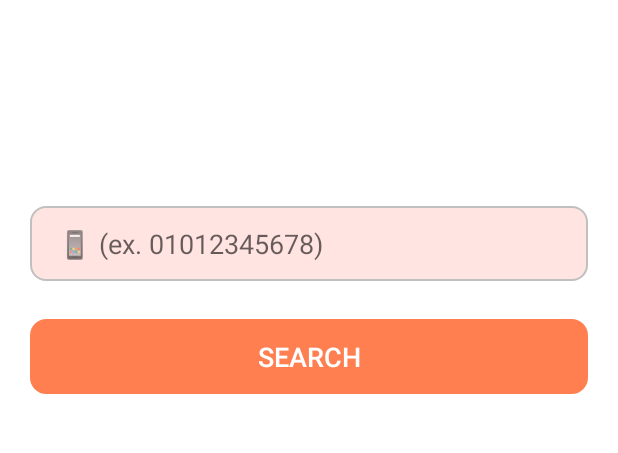
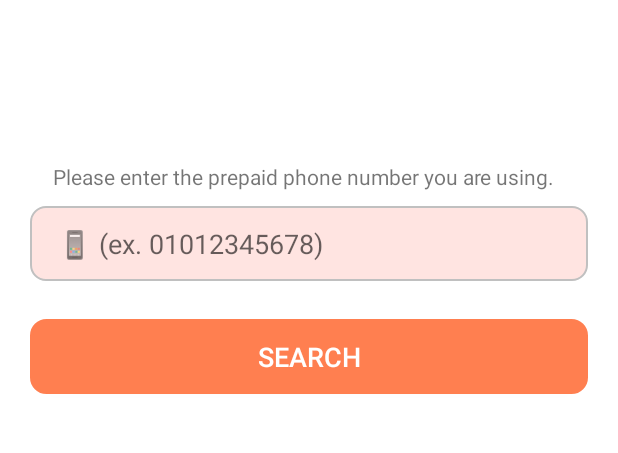
Before and after one commit to Bansj/prepaid_Smartel, an Android app: the screen it shows after launch (MainActivity), on a phone screen of 412 x 824 dp, the part 289-742 px from its top. Run offline under Robolectric (Android 15) with nearby library versions, the phone set to English and light mode, and no system bars; our stand-ins replace Volley.

Commit message:
activity_main.xml 디자인 수정 activity_prepaid_info.xml 폰트 크기 수정 조회하기 창으로 갈때 토스트메시지 생성 추가

```diff
--- a/app/build.gradle
+++ b/app/build.gradle
@@ -40,6 +40,9 @@ android {
 
 dependencies {
 
+    //날짜 일주일 전에 알림
+    implementation 'androidx.work:work-runtime:2.7.0'
+
     implementation 'com.android.volley:volley:1.2.1'
 
     // Retrofit and related dependencies
--- a/app/src/main/AndroidManifest.xml
+++ b/app/src/main/AndroidManifest.xml
@@ -8,7 +8,8 @@
     <!--인터넷 연결 확인-->
     <uses-permission android:name="android.permission.ACCESS_NETWORK_STATE"/>
 
-    <!--알림 요청 권한-->
+    <!--알림 권한 요청-->
+    <uses-permission android:name="android.permission.RECEIVE_BOOT_COMPLETED" />
     <uses-permission android:name="android.permission.RECEIVE_NOTIFICATIONS" />
     <uses-permission
         android:name="android.permission.POST_NOTIFICATIONS"
--- a/app/src/main/java/com/example/prepaid_smartel/MainActivity.kt
+++ b/app/src/main/java/com/example/prepaid_smartel/MainActivity.kt
@@ -31,7 +31,8 @@ class MainActivity : AppCompatActivity() {
         loadingSpinner = findViewById(R.id.loading_spinner)
 
         // Set loading spinner color to orange
-        loadingSpinner.indeterminateDrawable.setColorFilter(ContextCompat.getColor(this, R.color.orange), android.graphics.PorterDuff.Mode.MULTIPLY)
+        loadingSpinner.indeterminateDrawable.setColorFilter(ContextCompat.getColor(this, R.color.orange),
+            android.graphics.PorterDuff.Mode.MULTIPLY)
 
         // Set up click listener for search button
         searchButton.setOnClickListener {
--- a/app/src/main/res/layout/activity_main.xml
+++ b/app/src/main/res/layout/activity_main.xml
@@ -31,6 +31,15 @@
         android:layout_width="match_parent"
         android:layout_height="match_parent"
         android:background="#fff">
+
+        <TextView
+            android:layout_width="match_parent"
+            android:layout_height="wrap_content"
+            android:text="@string/putNums"
+            android:layout_marginHorizontal="35dp"
+            android:layout_marginBottom="10dp"
+            app:layout_constraintBottom_toTopOf="@+id/btn_editText"
+            app:layout_constraintStart_toStartOf="parent" />
 
         <EditText
             android:id="@+id/btn_editText"
--- a/app/src/main/res/values/strings.xml
+++ b/app/src/main/res/values/strings.xml
@@ -7,8 +7,10 @@
     <string name="remain">Expiration Date :</string>
     <string name="bankAndAccount">Bank Account Info :</string>
     <string name="KRW">KRW</string>
-    <string name="paymentWireTransfer">After the transfer, it will be automatically recharged</string>
+    <string name="paymentWireTransfer">- After the transfer, it will be automatically recharged</string>
     <string name="search">Search</string>
     <string name="copy_bank_acnt">The BankAccount number has been copied.</string>
     <string name="charge">Charge</string>
+    <string name="putNums">Please enter the prepaid phone number you are using.</string>
+    <string name="moveToSearch">Go to the prepaid phone inquiry screen.</string>
 </resources>
```
Also changed, not shown: app/src/main/java/com/example/prepaid_smartel/PrepaidInfoActivity.kt (+17 -3 lines), app/src/main/res/layout/activity_prepaid_info.xml (+13 -3 lines), 3 other files.
